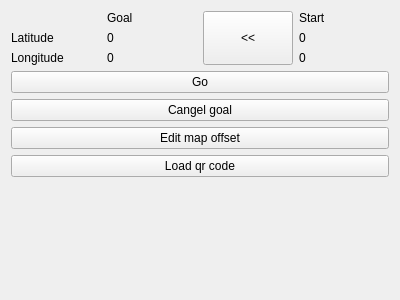
Above: mrvk_gui/ui/Widgets/MoveBase/MoveBaseControl.ui from MatejBartosovic/mrvk_project before the change. Below: the same form after it.
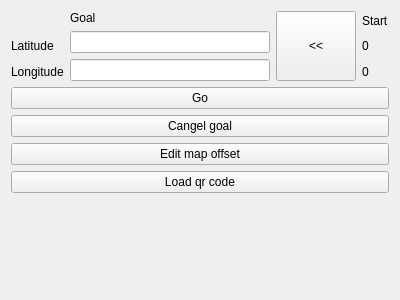
That is the form after the change.

Commit message: Latitude and longitude validators

```diff
--- a/mrvk_gui/ui/Widgets/MoveBase/MoveBaseControl.ui
+++ b/mrvk_gui/ui/Widgets/MoveBase/MoveBaseControl.ui
@@ -51,18 +51,10 @@
         </widget>
        </item>
        <item>
-        <widget class="QLabel" name="latitudeGoalValue">
-         <property name="text">
-          <string>0</string>
-         </property>
-        </widget>
+        <widget class="QLineEdit" name="latitudeGoalValue"/>
        </item>
        <item>
-        <widget class="QLabel" name="longitudeGoalValue">
-         <property name="text">
-          <string>0</string>
-         </property>
-        </widget>
+        <widget class="QLineEdit" name="longitudeGoalValue"/>
        </item>
       </layout>
      </item>
@@ -71,7 +63,7 @@
        <item>
         <widget class="QPushButton" name="coppyrStartToGoalButton">
          <property name="sizePolicy">
-          <sizepolicy hsizetype="Minimum" vsizetype="Preferred">
+          <sizepolicy hsizetype="Minimum" vsizetype="Minimum">
            <horstretch>0</horstretch>
            <verstretch>0</verstretch>
           </sizepolicy>
```
The commit also changes 1 other file.
